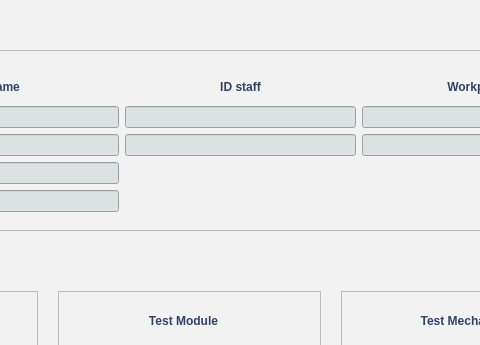
Old version of the form mainwindow.ui in the repository phandinhbacptit/ARS-Testing; both pictures show x 517 to 997 and y 0 to 345 of the 1143 by 685 pixel window.
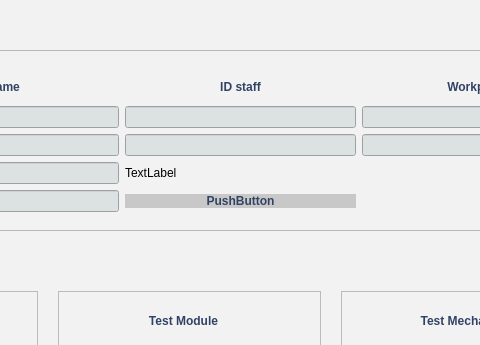
New version of the form. Icons and pictures are not drawn.

Commit message: get sign slot from another class to mainwindow

Patch:
```diff
--- a/mainwindow.ui
+++ b/mainwindow.ui
@@ -263,6 +263,38 @@
         </property>
        </widget>
       </item>
+      <item row="4" column="2">
+       <widget class="QPushButton" name="btn_test">
+        <property name="styleSheet">
+         <string notr="true">QPushButton
+{
+border-color: rgb(49, 67, 100);
+color: rgb(49,67,100);
+background-color: rgb(200, 200, 200); 
+font: 87 10pt &quot;Myriad Pro&quot;;
+font:bold;
+outline:none;
+border:none;
+}
+QPushButton::hover
+{
+   background-color:rgba(146,165,201);
+  	border:none;
+  	outline:none;
+}</string>
+        </property>
+        <property name="text">
+         <string>PushButton</string>
+        </property>
+       </widget>
+      </item>
+      <item row="3" column="2">
+       <widget class="QLabel" name="label_15">
+        <property name="text">
+         <string>TextLabel</string>
+        </property>
+       </widget>
+      </item>
      </layout>
     </widget>
    </widget>
```
The commit also changes 116 other files.
